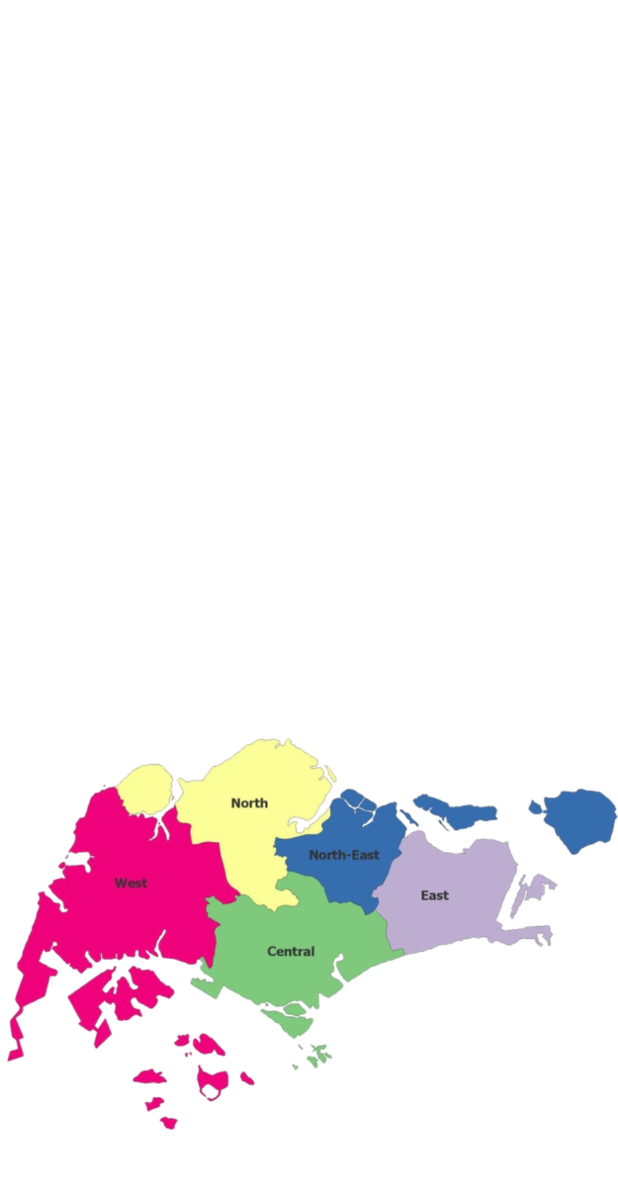
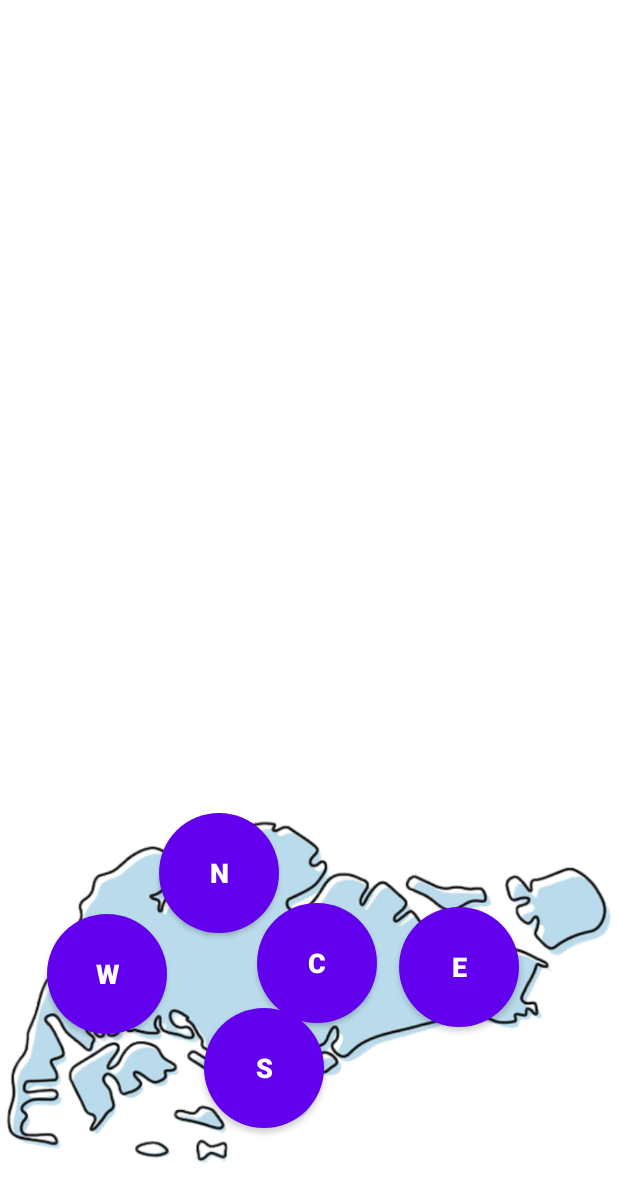
Before and after one commit to tryyang2001/TikTok-Youth-Camp-2022-Group-Project, an Android app: the layout fragment_singapore_map.xml on its own in the app's theme, with its tools: preview values and no code run, on a phone screen of 412 x 824 dp. Shown: the top 1202 px of the screen. Run offline under Robolectric (Android 15) with nearby library versions, the phone set to English and light mode, and no system bars.

Commit message:
change double quotation mark to single quotation mark in build.gradle so that retrofit can function properly change map, change to West, North, East, South, and Central Region instead try to map some API output values to TextView and ImageView in fragment and main activity

```diff
--- a/app/build.gradle
+++ b/app/build.gradle
@@ -37,8 +37,8 @@ dependencies {
     implementation 'androidx.appcompat:appcompat:1.4.1'
     implementation 'com.google.android.material:material:1.6.0'
     implementation 'androidx.constraintlayout:constraintlayout:2.1.3'
-    implementation "com.squareup.retrofit2:retrofit:2.9.0"
-    implementation "com.squareup.retrofit2:converter-moshi:2.9.0"
+    implementation 'com.squareup.retrofit2:retrofit:2.9.0'
+    implementation 'com.squareup.retrofit2:converter-moshi:2.9.0'
 
     testImplementation 'junit:junit:4.13.2'
     androidTestImplementation 'androidx.test.ext:junit:1.1.3'
--- /dev/null
+++ b/app/src/main/res/drawable/circle_button.xml
@@ -0,0 +1,13 @@
+<?xml version="1.0" encoding="utf-8"?>
+<selector xmlns:android="http://schemas.android.com/apk/res/android">
+    <item android:state_pressed="false">
+        <shape android:shape="oval">
+            <solid android:color="#ebcab9"/>
+        </shape>
+    </item>
+    <item android:state_pressed="true">
+        <shape android:shape="oval">
+            <solid android:color="#b9dbeb"/>
+        </shape>
+    </item>
+</selector>
--- a/app/src/main/res/layout/fragment_singapore_map.xml
+++ b/app/src/main/res/layout/fragment_singapore_map.xml
@@ -23,7 +23,7 @@
         android:id="@+id/imgSgMap"
         android:layout_width="match_parent"
         android:layout_height="wrap_content"
-        android:src="@drawable/singapore_map"
+        android:src="@drawable/singaporemapnobg__2_"
         app:layout_constraintBottom_toBottomOf="parent"
         app:layout_constraintHorizontal_bias="1.0"
         app:layout_constraintLeft_toLeftOf="parent"
@@ -33,14 +33,14 @@
 
     <Button
         android:id="@+id/btnWestZone"
-        android:layout_width="109dp"
-        android:layout_height="108dp"
-        android:alpha="0"
-        android:layout_marginTop="5dp"
-        android:layout_marginStart="10dp"
-        android:layout_marginEnd="250dp"
-        android:layout_marginBottom="60dp"
-        android:text="West"
+        android:background="@drawable/circle_button"
+        android:layout_width="80dp"
+        android:layout_height="80dp"
+        android:layout_marginEnd="270dp"
+        android:layout_marginBottom="25dp"
+        android:text="W"
+        android:textSize="18sp"
+        android:textStyle="bold"
         android:visibility="visible"
         app:layout_constraintBottom_toBottomOf="@+id/imgSgMap"
         app:layout_constraintLeft_toLeftOf="@id/imgSgMap"
@@ -48,30 +48,16 @@
         app:layout_constraintTop_toTopOf="@+id/imgSgMap" />
 
     <Button
-        android:id="@+id/btnWestZone2"
-        android:layout_width="106dp"
-        android:layout_height="84dp"
-        android:alpha="0"
-        android:text="West"
-        app:layout_constraintTop_toTopOf="@+id/imgSgMap"
-        app:layout_constraintLeft_toLeftOf="@id/imgSgMap"
-        app:layout_constraintBottom_toBottomOf="@+id/imgSgMap"
-        app:layout_constraintRight_toRightOf="@+id/imgSgMap"
-        android:layout_marginTop="180dp"
-        android:layout_marginStart="20dp"
-        android:layout_marginEnd="250dp"
-        android:layout_marginBottom="50dp" />
-
-    <Button
         android:id="@+id/btnNorthZone"
-        android:layout_width="81dp"
-        android:layout_height="102dp"
-        android:alpha="0"
-        android:layout_marginTop="-50dp"
+        android:background="@drawable/circle_button"
+        android:layout_width="80dp"
+        android:layout_height="80dp"
+        android:layout_marginTop="-60dp"
         android:layout_marginBottom="100dp"
-        android:layout_marginStart="20dp"
-        android:layout_marginEnd="100dp"
-        android:text="North"
+        android:layout_marginEnd="120dp"
+        android:text="N"
+        android:textSize="18sp"
+        android:textStyle="bold"
         android:visibility="visible"
         app:layout_constraintBottom_toBottomOf="@+id/imgSgMap"
         app:layout_constraintLeft_toLeftOf="@id/imgSgMap"
@@ -80,10 +66,12 @@
 
     <Button
         android:id="@+id/btnEastZone"
-        android:layout_width="93dp"
-        android:layout_height="75dp"
-        android:alpha="0"
-        android:text="East"
+        android:background="@drawable/circle_button"
+        android:layout_width="80dp"
+        android:layout_height="80dp"
+        android:text="E"
+        android:textSize="18sp"
+        android:textStyle="bold"
         android:visibility="visible"
         app:layout_constraintTop_toTopOf="@+id/imgSgMap"
         app:layout_constraintLeft_toLeftOf="@id/imgSgMap"
@@ -91,35 +79,18 @@
         app:layout_constraintRight_toRightOf="@+id/imgSgMap"
         android:layout_marginTop="25dp"
         android:layout_marginStart="200dp"
-        android:layout_marginEnd="5dp"
         android:layout_marginBottom="60dp"/>
 
     <Button
-        android:id="@+id/btnNorthEastZone"
-        android:layout_width="83dp"
-        android:layout_height="76dp"
-        android:alpha="0"
-        android:layout_marginTop="0dp"
-        android:layout_marginStart="100dp"
-        android:layout_marginEnd="10dp"
-        android:layout_marginBottom="130dp"
-        android:text="North East"
-        android:visibility="visible"
-        app:layout_constraintBottom_toBottomOf="@+id/imgSgMap"
-        app:layout_constraintLeft_toLeftOf="@id/imgSgMap"
-        app:layout_constraintRight_toRightOf="@+id/imgSgMap"
-        app:layout_constraintTop_toTopOf="@+id/imgSgMap" />
-
-    <Button
-        android:id="@+id/btnNorthEastZone2"
-        android:layout_width="94dp"
-        android:layout_height="75dp"
-        android:alpha="0"
-        android:layout_marginTop="0dp"
-        android:layout_marginStart="290dp"
-        android:layout_marginEnd="0dp"
-        android:layout_marginBottom="160dp"
-        android:text="North East"
+        android:id="@+id/btnSouthZone"
+        android:background="@drawable/circle_button"
+        android:layout_width="80dp"
+        android:layout_height="80dp"
+        android:layout_marginTop="100dp"
+        android:layout_marginEnd="60dp"
+        android:text="S"
+        android:textSize="18sp"
+        android:textStyle="bold"
         android:visibility="visible"
         app:layout_constraintBottom_toBottomOf="@+id/imgSgMap"
         app:layout_constraintLeft_toLeftOf="@id/imgSgMap"
@@ -128,14 +99,16 @@
 
     <Button
         android:id="@+id/btnCentralZone"
-        android:layout_width="104dp"
-        android:layout_height="74dp"
-        android:alpha="0"
-        android:layout_marginTop="100dp"
+        android:background="@drawable/circle_button"
+        android:layout_width="80dp"
+        android:layout_height="80dp"
+        android:layout_marginTop="30dp"
         android:layout_marginStart="100dp"
-        android:layout_marginEnd="100dp"
+        android:layout_marginEnd="90dp"
         android:layout_marginBottom="70dp"
-        android:text="Central"
+        android:text="C"
+        android:textSize="18sp"
+        android:textStyle="bold"
         android:visibility="visible"
         app:layout_constraintBottom_toBottomOf="@+id/imgSgMap"
         app:layout_constraintLeft_toLeftOf="@id/imgSgMap"
```
Also changed, not shown: app/src/main/java/com/example/weatherreport/MainActivity.kt (+17 -10 lines), app/src/main/java/com/example/weatherreport/RegionInformation.kt (+69 -7 lines), app/src/main/java/com/example/weatherreport/SingaporeMap.kt (+76 -29 lines), app/src/main/res/drawable/singaporemapnobg.png (added), app/src/main/res/drawable/singaporemapnobg__2_.png (added).
